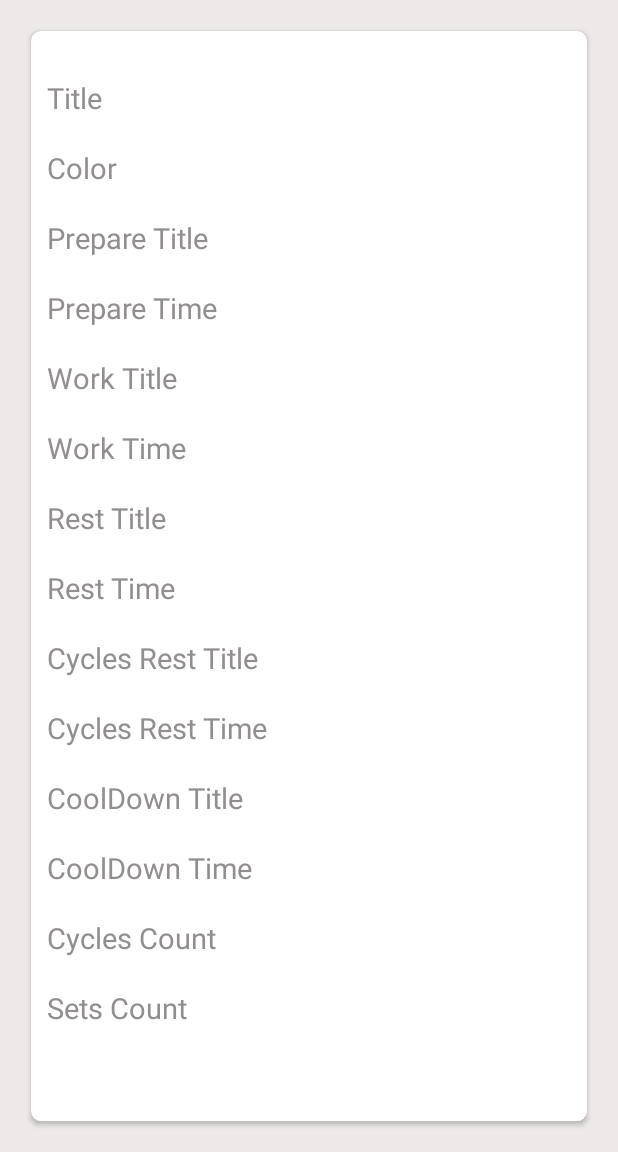
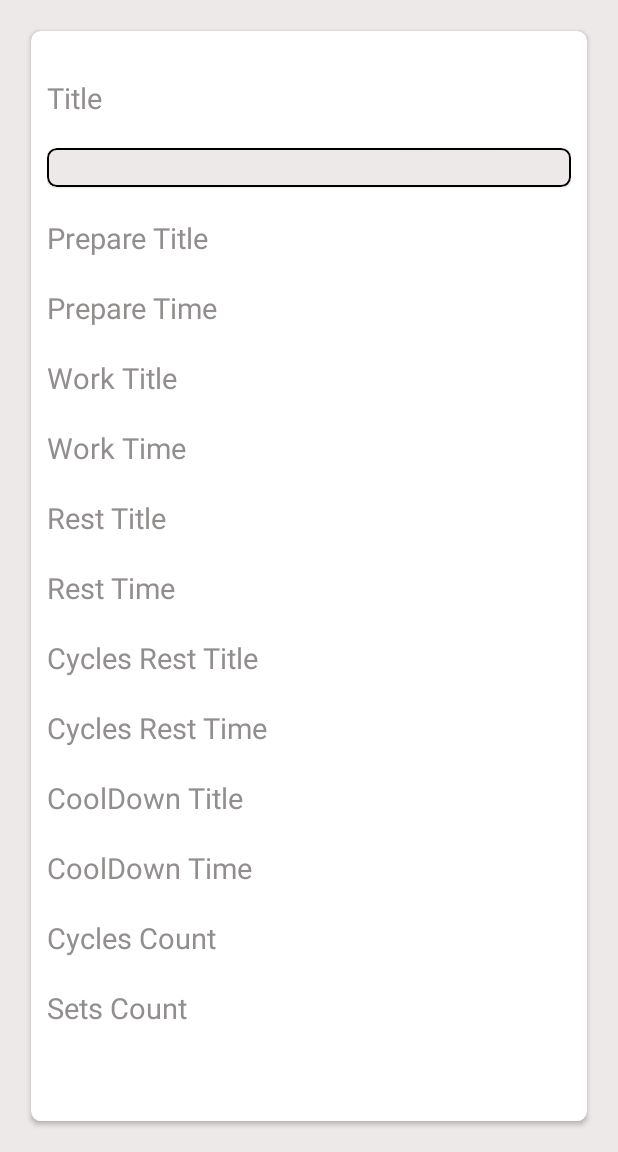
Before and after one commit to onyx-flame/kotlin-tabata-timer, an Android app: the NewWorkoutFragment screen opened through its navigation route, on a phone screen of 412 x 824 dp, the part 84-1236 px from its top. Run offline under Robolectric (Android 15) with nearby library versions, the phone set to English and light mode, and no system bars; our stand-ins replace Room's generated code, sdp/ssp sizes; libraries missing offline, so code that uses them is left out: com.github.dhaval2404.colorpicker.

Commit message:
Workout color picker

```diff
--- a/app/build.gradle
+++ b/app/build.gradle
@@ -70,4 +70,6 @@ dependencies {
     implementation 'org.jetbrains.kotlinx:kotlinx-serialization-json:1.3.1'
 
 
+    implementation 'com.github.dhaval2404:colorpicker:2.0'
+
 }
--- a/app/src/main/java/com/onyx/tabatatimer/adapter/WorkoutAdapter.kt
+++ b/app/src/main/java/com/onyx/tabatatimer/adapter/WorkoutAdapter.kt
@@ -39,6 +39,7 @@ class WorkoutAdapter: RecyclerView.Adapter<WorkoutAdapter.WorkoutViewHolder>() {
 
     override fun onBindViewHolder(holder: WorkoutViewHolder, position: Int) {
         val currentWorkout = differ.currentList[position]
+        holder.itemBinding.cvWorkout.setCardBackgroundColor(currentWorkout.color)
         holder.itemBinding.tvWorkoutTitle.text = currentWorkout.title
         holder.itemBinding.tvWorkoutDetails.text =
             "Prepare: ${currentWorkout.prepareTime} sec\n" +
--- a/app/src/main/java/com/onyx/tabatatimer/models/Workout.kt
+++ b/app/src/main/java/com/onyx/tabatatimer/models/Workout.kt
@@ -13,7 +13,7 @@ data class Workout(
     @PrimaryKey(autoGenerate = true)
     val id: Int,
     val title: String,
-    val color: String,
+    val color: Int,
     val prepareDescription: String?,
     val prepareTime: Int,
     val workDescription: String?,
--- a/app/src/main/res/layout/fragment_new_workout.xml
+++ b/app/src/main/res/layout/fragment_new_workout.xml
@@ -45,18 +45,16 @@
                         android:layout_marginTop="@dimen/_16sdp"
                         android:inputType="textMultiLine" />
 
-                    <EditText
-                        android:id="@+id/etColor"
+                    <com.google.android.material.card.MaterialCardView
+                        android:id="@+id/cvColor"
                         android:layout_width="match_parent"
-                        android:layout_height="match_parent"
-                        android:background="@android:color/transparent"
-                        android:hint="Color"
-                        android:gravity="start|top"
-                        android:textColor="@color/black"
-                        android:textColorHint="@color/hintColor"
-                        android:textSize="@dimen/_15ssp"
+                        android:layout_height="@dimen/_20sdp"
                         android:layout_marginTop="@dimen/_16sdp"
-                        android:inputType="textMultiLine" />
+                        app:cardBackgroundColor="@color/backgroundWhite"
+                        android:elevation="@dimen/_8sdp"
+                        app:cardCornerRadius="@dimen/_5sdp"
+                        app:strokeColor="@color/black"
+                        app:strokeWidth="@dimen/_1sdp"/>
 
                     <EditText
                         android:id="@+id/etPrepareTitle"
```
Also changed, not shown: app/src/main/java/com/onyx/tabatatimer/fragments/NewWorkoutFragment.kt (+16 -1 lines), app/src/main/java/com/onyx/tabatatimer/fragments/UpdateWorkoutFragment.kt (+17 -2 lines), app/src/main/res/layout/fragment_update_workout.xml (+8 -10 lines), app/src/main/res/layout/workout_layout_adapter.xml (+4 -3 lines).
